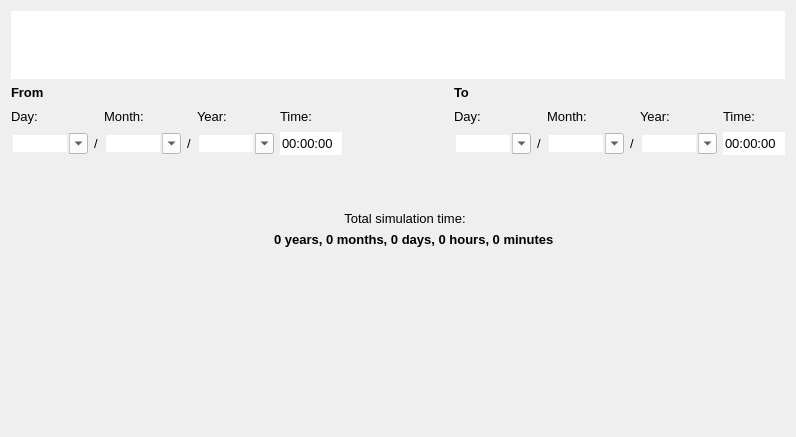
nens/threedi-api-qgis-client, file threedi_api_qgis_client/ui/page2b.ui: the form before one commit.
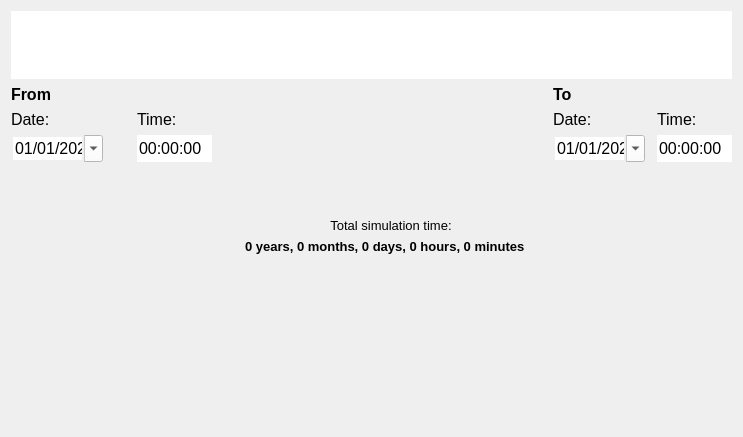
The form after the commit.

Commit message: Work on plugin widgets.

```diff
--- a/threedi_api_qgis_client/ui/page2b.ui
+++ b/threedi_api_qgis_client/ui/page2b.ui
@@ -9,7 +9,7 @@
    <rect>
     <x>0</x>
     <y>0</y>
-    <width>750</width>
+    <width>743</width>
     <height>437</height>
    </rect>
   </property>
@@ -35,116 +35,22 @@
    <string notr="true">QComboBox {background-color: rgba(255, 255, 255);}</string>
   </property>
   <layout class="QGridLayout" name="gridLayout">
-   <item row="3" column="9">
-    <widget class="QComboBox" name="cbo_to_m">
-     <property name="font">
-      <font>
-       <family>Segoe UI</family>
-       <pointsize>10</pointsize>
-      </font>
-     </property>
-     <property name="autoFillBackground">
-      <bool>false</bool>
-     </property>
-     <property name="styleSheet">
-      <string notr="true">QComboBox {background-color:white; selection-background-color: lightgray;}</string>
-     </property>
-     <property name="editable">
-      <bool>true</bool>
-     </property>
-     <property name="frame">
-      <bool>false</bool>
-     </property>
-    </widget>
-   </item>
-   <item row="3" column="0">
-    <widget class="QComboBox" name="cbo_from_d">
-     <property name="font">
-      <font>
-       <family>Segoe UI</family>
-       <pointsize>10</pointsize>
-      </font>
-     </property>
-     <property name="autoFillBackground">
-      <bool>false</bool>
-     </property>
-     <property name="styleSheet">
-      <string notr="true">QComboBox {background-color:white; selection-background-color: lightgray;}</string>
-     </property>
-     <property name="editable">
-      <bool>true</bool>
-     </property>
-     <property name="frame">
-      <bool>false</bool>
-     </property>
-    </widget>
-   </item>
-   <item row="3" column="11">
-    <widget class="QComboBox" name="cbo_to_y">
-     <property name="font">
-      <font>
-       <family>Segoe UI</family>
-       <pointsize>10</pointsize>
-      </font>
-     </property>
-     <property name="autoFillBackground">
-      <bool>false</bool>
-     </property>
-     <property name="styleSheet">
-      <string notr="true">QComboBox {background-color:white; selection-background-color: lightgray;}</string>
-     </property>
-     <property name="editable">
-      <bool>true</bool>
-     </property>
-     <property name="frame">
-      <bool>false</bool>
-     </property>
-    </widget>
-   </item>
-   <item row="3" column="12">
-    <widget class="QTimeEdit" name="cbo_to_t">
-     <property name="font">
-      <font>
-       <family>Segoe UI</family>
-       <pointsize>10</pointsize>
-      </font>
-     </property>
-     <property name="autoFillBackground">
-      <bool>true</bool>
-     </property>
-     <property name="styleSheet">
-      <string notr="true">QTimeEdit {background-color: white;}</string>
-     </property>
-     <property name="locale">
-      <locale language="English" country="Netherlands"/>
-     </property>
-     <property name="frame">
-      <bool>false</bool>
-     </property>
-     <property name="buttonSymbols">
-      <enum>QAbstractSpinBox::NoButtons</enum>
-     </property>
-    </widget>
-   </item>
-   <item row="0" column="0" colspan="13">
-    <widget class="QGraphicsView" name="gv_svg">
+   <item row="2" column="1">
+    <widget class="QLabel" name="label_5">
      <property name="sizePolicy">
-      <sizepolicy hsizetype="Expanding" vsizetype="Minimum">
+      <sizepolicy hsizetype="Minimum" vsizetype="Preferred">
        <horstretch>0</horstretch>
        <verstretch>0</verstretch>
       </sizepolicy>
      </property>
-     <property name="frameShape">
-      <enum>QFrame::NoFrame</enum>
+     <property name="font">
+      <font>
+       <family>Segoe UI</family>
+       <pointsize>10</pointsize>
+      </font>
      </property>
-     <property name="verticalScrollBarPolicy">
-      <enum>Qt::ScrollBarAlwaysOff</enum>
-     </property>
-     <property name="horizontalScrollBarPolicy">
-      <enum>Qt::ScrollBarAlwaysOff</enum>
-     </property>
-     <property name="sizeAdjustPolicy">
-      <enum>QAbstractScrollArea::AdjustToContents</enum>
+     <property name="text">
+      <string/>
      </property>
     </widget>
    </item>
@@ -153,7 +59,7 @@
      <property name="font">
       <font>
        <family>Segoe UI</family>
-       <pointsize>10</pointsize>
+       <pointsize>12</pointsize>
        <weight>75</weight>
        <bold>true</bold>
       </font>
@@ -163,26 +69,32 @@
      </property>
     </widget>
    </item>
-   <item row="2" column="7">
-    <widget class="QLabel" name="label">
-     <property name="sizePolicy">
-      <sizepolicy hsizetype="Minimum" vsizetype="Preferred">
-       <horstretch>0</horstretch>
-       <verstretch>0</verstretch>
-      </sizepolicy>
-     </property>
+   <item row="3" column="7">
+    <widget class="QTimeEdit" name="time_to">
      <property name="font">
       <font>
        <family>Segoe UI</family>
-       <pointsize>10</pointsize>
+       <pointsize>12</pointsize>
       </font>
      </property>
-     <property name="text">
-      <string>Day:</string>
+     <property name="autoFillBackground">
+      <bool>true</bool>
+     </property>
+     <property name="styleSheet">
+      <string notr="true">QTimeEdit {background-color: white;}</string>
+     </property>
+     <property name="locale">
+      <locale language="English" country="Netherlands"/>
+     </property>
+     <property name="frame">
+      <bool>false</bool>
+     </property>
+     <property name="buttonSymbols">
+      <enum>QAbstractSpinBox::NoButtons</enum>
      </property>
     </widget>
    </item>
-   <item row="7" column="6">
+   <item row="7" column="4">
     <spacer name="verticalSpacer">
      <property name="orientation">
       <enum>Qt::Vertical</enum>
@@ -195,67 +107,7 @@
      </property>
     </spacer>
    </item>
-   <item row="2" column="12">
-    <widget class="QLabel" name="label_9">
-     <property name="sizePolicy">
-      <sizepolicy hsizetype="Minimum" vsizetype="Preferred">
-       <horstretch>0</horstretch>
-       <verstretch>0</verstretch>
-      </sizepolicy>
-     </property>
-     <property name="font">
-      <font>
-       <family>Segoe UI</family>
-       <pointsize>10</pointsize>
-      </font>
-     </property>
-     <property name="text">
-      <string>Time:</string>
-     </property>
-    </widget>
-   </item>
-   <item row="2" column="11">
-    <widget class="QLabel" name="label_8">
-     <property name="sizePolicy">
-      <sizepolicy hsizetype="Minimum" vsizetype="Preferred">
-       <horstretch>0</horstretch>
-       <verstretch>0</verstretch>
-      </sizepolicy>
-     </property>
-     <property name="font">
-      <font>
-       <family>Segoe UI</family>
-       <pointsize>10</pointsize>
-      </font>
-     </property>
-     <property name="text">
-      <string>Year:</string>
-     </property>
-    </widget>
-   </item>
-   <item row="3" column="4">
-    <widget class="QComboBox" name="cbo_from_y">
-     <property name="font">
-      <font>
-       <family>Segoe UI</family>
-       <pointsize>10</pointsize>
-      </font>
-     </property>
-     <property name="autoFillBackground">
-      <bool>false</bool>
-     </property>
-     <property name="styleSheet">
-      <string notr="true">QComboBox {background-color:white; selection-background-color: lightgray;}</string>
-     </property>
-     <property name="editable">
-      <bool>true</bool>
-     </property>
-     <property name="frame">
-      <bool>false</bool>
-     </property>
-    </widget>
-   </item>
-   <item row="2" column="5">
+   <item row="2" column="3">
     <widget class="QLabel" name="label_7">
      <property name="sizePolicy">
       <sizepolicy hsizetype="Minimum" vsizetype="Preferred">
@@ -266,7 +118,7 @@
      <property name="font">
       <font>
        <family>Segoe UI</family>
-       <pointsize>10</pointsize>
+       <pointsize>12</pointsize>
       </font>
      </property>
      <property name="text">
@@ -274,7 +126,45 @@
      </property>
     </widget>
    </item>
-   <item row="2" column="4">
+   <item row="2" column="5">
+    <widget class="QLabel" name="label">
+     <property name="sizePolicy">
+      <sizepolicy hsizetype="Minimum" vsizetype="Preferred">
+       <horstretch>0</horstretch>
+       <verstretch>0</verstretch>
+      </sizepolicy>
+     </property>
+     <property name="font">
+      <font>
+       <family>Segoe UI</family>
+       <pointsize>12</pointsize>
+      </font>
+     </property>
+     <property name="text">
+      <string>Date:</string>
+     </property>
+    </widget>
+   </item>
+   <item row="2" column="7">
+    <widget class="QLabel" name="label_9">
+     <property name="sizePolicy">
+      <sizepolicy hsizetype="Minimum" vsizetype="Preferred">
+       <horstretch>0</horstretch>
+       <verstretch>0</verstretch>
+      </sizepolicy>
+     </property>
+     <property name="font">
+      <font>
+       <family>Segoe UI</family>
+       <pointsize>12</pointsize>
+      </font>
+     </property>
+     <property name="text">
+      <string>Time:</string>
+     </property>
+    </widget>
+   </item>
+   <item row="2" column="2">
     <widget class="QLabel" name="label_6">
      <property name="sizePolicy">
       <sizepolicy hsizetype="Minimum" vsizetype="Preferred">
@@ -289,51 +179,7 @@
       </font>
      </property>
      <property name="text">
-      <string>Year:</string>
-     </property>
-    </widget>
-   </item>
-   <item row="3" column="5">
-    <widget class="QTimeEdit" name="time_from_t">
-     <property name="font">
-      <font>
-       <family>Segoe UI</family>
-       <pointsize>10</pointsize>
-      </font>
-     </property>
-     <property name="autoFillBackground">
-      <bool>true</bool>
-     </property>
-     <property name="styleSheet">
-      <string notr="true">QTimeEdit {background-color: white;}</string>
-     </property>
-     <property name="locale">
-      <locale language="English" country="Netherlands"/>
-     </property>
-     <property name="frame">
-      <bool>false</bool>
-     </property>
-     <property name="buttonSymbols">
-      <enum>QAbstractSpinBox::NoButtons</enum>
-     </property>
-    </widget>
-   </item>
-   <item row="2" column="9">
-    <widget class="QLabel" name="label_2">
-     <property name="sizePolicy">
-      <sizepolicy hsizetype="Minimum" vsizetype="Preferred">
-       <horstretch>0</horstretch>
-       <verstretch>0</verstretch>
-      </sizepolicy>
-     </property>
-     <property name="font">
-      <font>
-       <family>Segoe UI</family>
-       <pointsize>10</pointsize>
-      </font>
-     </property>
-     <property name="text">
-      <string>Month:</string>
+      <string/>
      </property>
     </widget>
    </item>
@@ -348,20 +194,67 @@
      <property name="font">
       <font>
        <family>Segoe UI</family>
-       <pointsize>10</pointsize>
+       <pointsize>12</pointsize>
       </font>
      </property>
      <property name="text">
-      <string>Day:</string>
+      <string>Date:</string>
      </property>
     </widget>
    </item>
-   <item row="1" column="7">
+   <item row="0" column="0" colspan="8">
+    <widget class="QGraphicsView" name="gv_svg">
+     <property name="sizePolicy">
+      <sizepolicy hsizetype="Expanding" vsizetype="Minimum">
+       <horstretch>0</horstretch>
+       <verstretch>0</verstretch>
+      </sizepolicy>
+     </property>
+     <property name="frameShape">
+      <enum>QFrame::NoFrame</enum>
+     </property>
+     <property name="verticalScrollBarPolicy">
+      <enum>Qt::ScrollBarAlwaysOff</enum>
+     </property>
+     <property name="horizontalScrollBarPolicy">
+      <enum>Qt::ScrollBarAlwaysOff</enum>
+     </property>
+     <property name="sizeAdjustPolicy">
+      <enum>QAbstractScrollArea::AdjustToContents</enum>
+     </property>
+    </widget>
+   </item>
+   <item row="3" column="3">
+    <widget class="QTimeEdit" name="time_from">
+     <property name="font">
+      <font>
+       <family>Segoe UI</family>
+       <pointsize>12</pointsize>
+      </font>
+     </property>
+     <property name="autoFillBackground">
+      <bool>true</bool>
+     </property>
+     <property name="styleSheet">
+      <string notr="true">QTimeEdit {background-color: white;}</string>
+     </property>
+     <property name="locale">
+      <locale language="English" country="Netherlands"/>
+     </property>
+     <property name="frame">
+      <bool>false</bool>
+     </property>
+     <property name="buttonSymbols">
+      <enum>QAbstractSpinBox::NoButtons</enum>
+     </property>
+    </widget>
+   </item>
+   <item row="1" column="5">
     <widget class="QLabel" name="label_10">
      <property name="font">
       <font>
        <family>Segoe UI</family>
-       <pointsize>10</pointsize>
+       <pointsize>12</pointsize>
        <weight>75</weight>
        <bold>true</bold>
       </font>
@@ -371,14 +264,8 @@
      </property>
     </widget>
    </item>
-   <item row="2" column="2">
-    <widget class="QLabel" name="label_5">
-     <property name="sizePolicy">
-      <sizepolicy hsizetype="Minimum" vsizetype="Preferred">
-       <horstretch>0</horstretch>
-       <verstretch>0</verstretch>
-      </sizepolicy>
-     </property>
+   <item row="5" column="3" colspan="3" alignment="Qt::AlignHCenter|Qt::AlignVCenter">
+    <widget class="QLabel" name="label_13">
      <property name="font">
       <font>
        <family>Segoe UI</family>
@@ -386,107 +273,32 @@
       </font>
      </property>
      <property name="text">
-      <string>Month:</string>
+      <string>Total simulation time:</string>
      </property>
-    </widget>
-   </item>
-   <item row="3" column="2">
-    <widget class="QComboBox" name="cbo_from_m">
-     <property name="font">
-      <font>
-       <family>Segoe UI</family>
-       <pointsize>10</pointsize>
-      </font>
+     <property name="alignment">
+      <set>Qt::AlignCenter</set>
      </property>
-     <property name="autoFillBackground">
-      <bool>false</bool>
-     </property>
-     <property name="styleSheet">
-      <string notr="true">QComboBox {background-color:white; selection-background-color: lightgray;}</string>
-     </property>
-     <property name="editable">
-      <bool>true</bool>
-     </property>
-     <property name="frame">
-      <bool>false</bool>
-     </property>
     </widget>
    </item>
-   <item row="3" column="3">
-    <widget class="QLabel" name="label_12">
+   <item row="6" column="2" colspan="5" alignment="Qt::AlignHCenter|Qt::AlignVCenter">
+    <widget class="QLabel" name="label_total_time">
      <property name="font">
       <font>
        <family>Segoe UI</family>
        <pointsize>10</pointsize>
+       <weight>75</weight>
+       <bold>true</bold>
       </font>
      </property>
      <property name="text">
-      <string>/</string>
+      <string>0 years, 0 months, 0 days, 0 hours, 0 minutes </string>
      </property>
-    </widget>
-   </item>
-   <item row="3" column="1">
-    <widget class="QLabel" name="label_11">
-     <property name="sizePolicy">
-      <sizepolicy hsizetype="Minimum" vsizetype="Preferred">
-       <horstretch>0</horstretch>
-       <verstretch>0</verstretch>
-      </sizepolicy>
+     <property name="alignment">
+      <set>Qt::AlignCenter</set>
      </property>
-     <property name="font">
-      <font>
-       <family>Segoe UI</family>
-       <pointsize>10</pointsize>
-      </font>
-     </property>
-     <property name="text">
-      <string>/</string>
-     </property>
     </widget>
    </item>
-   <item row="2" column="6">
-    <spacer name="horizontalSpacer">
-     <property name="orientation">
-      <enum>Qt::Horizontal</enum>
-     </property>
-     <property name="sizeType">
-      <enum>QSizePolicy::Fixed</enum>
-     </property>
-     <property name="sizeHint" stdset="0">
-      <size>
-       <width>100</width>
-       <height>20</height>
-      </size>
-     </property>
-    </spacer>
-   </item>
-   <item row="3" column="10">
-    <widget class="QLabel" name="label_15">
-     <property name="font">
-      <font>
-       <family>Segoe UI</family>
-       <pointsize>10</pointsize>
-      </font>
-     </property>
-     <property name="text">
-      <string>/</string>
-     </property>
-    </widget>
-   </item>
-   <item row="3" column="8">
-    <widget class="QLabel" name="label_14">
-     <property name="font">
-      <font>
-       <family>Segoe UI</family>
-       <pointsize>10</pointsize>
-      </font>
-     </property>
-     <property name="text">
-      <string>/</string>
-     </property>
-    </widget>
-   </item>
-   <item row="4" column="6">
+   <item row="4" column="4">
     <spacer name="verticalSpacer_2">
      <property name="orientation">
       <enum>Qt::Vertical</enum>
@@ -502,29 +314,7 @@
      </property>
     </spacer>
    </item>
-   <item row="3" column="7">
-    <widget class="QComboBox" name="cbo_to_d">
-     <property name="font">
-      <font>
-       <family>Segoe UI</family>
-       <pointsize>10</pointsize>
-      </font>
-     </property>
-     <property name="autoFillBackground">
-      <bool>false</bool>
-     </property>
-     <property name="styleSheet">
-      <string notr="true">QComboBox {background-color:white; selection-background-color: lightgray;}</string>
-     </property>
-     <property name="editable">
-      <bool>true</bool>
-     </property>
-     <property name="frame">
-      <bool>false</bool>
-     </property>
-    </widget>
-   </item>
-   <item row="3" column="6">
+   <item row="3" column="4">
     <spacer name="horizontalSpacer_2">
      <property name="orientation">
       <enum>Qt::Horizontal</enum>
@@ -540,37 +330,67 @@
      </property>
     </spacer>
    </item>
-   <item row="6" column="4" colspan="7" alignment="Qt::AlignHCenter|Qt::AlignVCenter">
-    <widget class="QLabel" name="label_total_time">
+   <item row="3" column="0">
+    <widget class="QDateEdit" name="date_from">
      <property name="font">
       <font>
        <family>Segoe UI</family>
-       <pointsize>10</pointsize>
-       <weight>75</weight>
-       <bold>true</bold>
+       <pointsize>12</pointsize>
       </font>
      </property>
-     <property name="text">
-      <string>0 years, 0 months, 0 days, 0 hours, 0 minutes </string>
+     <property name="styleSheet">
+      <string notr="true">QDateEdit {background-color: white;}</string>
      </property>
-     <property name="alignment">
-      <set>Qt::AlignCenter</set>
+     <property name="frame">
+      <bool>false</bool>
+     </property>
+     <property name="buttonSymbols">
+      <enum>QAbstractSpinBox::NoButtons</enum>
+     </property>
+     <property name="displayFormat">
+      <string>dd/MM/yyyy</string>
+     </property>
+     <property name="calendarPopup">
+      <bool>true</bool>
+     </property>
+     <property name="date">
+      <date>
+       <year>2020</year>
+       <month>1</month>
+       <day>1</day>
+      </date>
      </property>
     </widget>
    </item>
-   <item row="5" column="5" colspan="3" alignment="Qt::AlignHCenter|Qt::AlignVCenter">
-    <widget class="QLabel" name="label_13">
+   <item row="3" column="5">
+    <widget class="QDateEdit" name="date_to">
      <property name="font">
       <font>
        <family>Segoe UI</family>
-       <pointsize>10</pointsize>
+       <pointsize>12</pointsize>
       </font>
      </property>
-     <property name="text">
-      <string>Total simulation time:</string>
+     <property name="styleSheet">
+      <string notr="true">QDateEdit {background-color: white;}</string>
      </property>
-     <property name="alignment">
-      <set>Qt::AlignCenter</set>
+     <property name="frame">
+      <bool>false</bool>
+     </property>
+     <property name="buttonSymbols">
+      <enum>QAbstractSpinBox::NoButtons</enum>
+     </property>
+     <property name="displayFormat">
+      <string>dd/MM/yyyy</string>
+     </property>
+     <property name="calendarPopup">
+      <bool>true</bool>
+     </property>
+     <property name="date">
+      <date>
+       <year>2020</year>
+       <month>1</month>
+       <day>1</day>
+      </date>
      </property>
     </widget>
    </item>
```
The commit also changes 2 other files.
